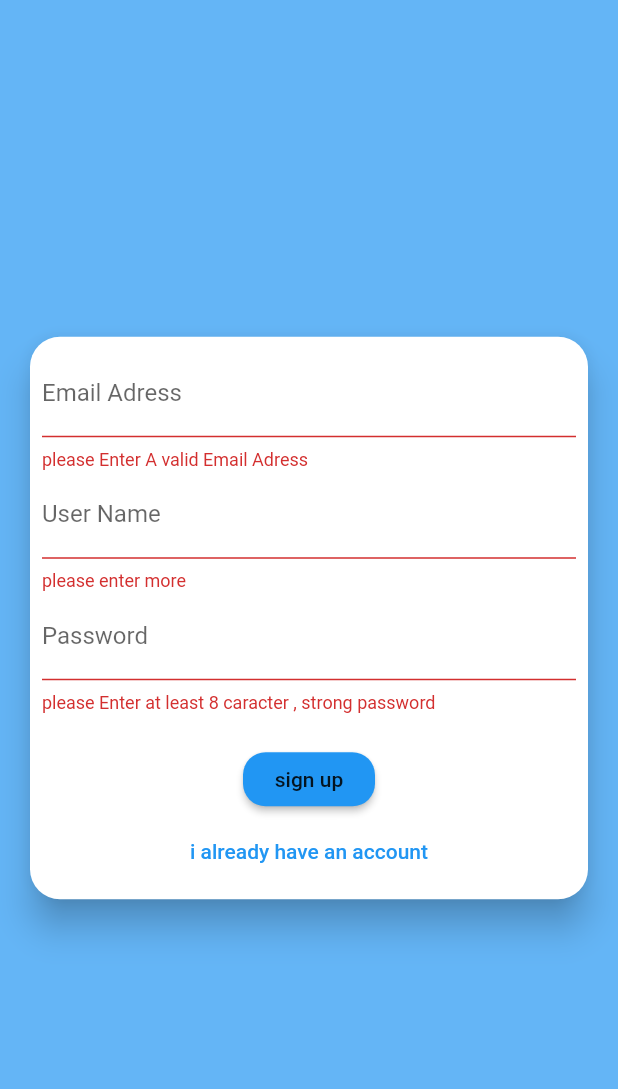
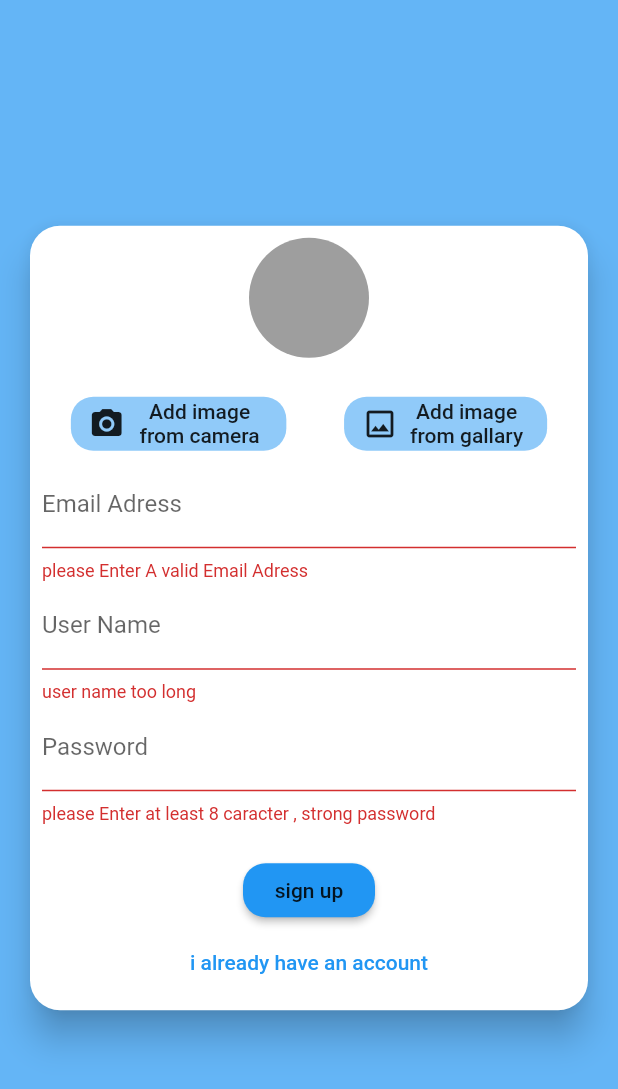
Before and after one commit to Abdo2021-a/ChatApp, a Flutter app: the screen it shows after launch, after a tap on "login", after a tap on "create an account", after a tap on "sign up", on a phone screen of 412 x 824 dp. Shown: the top 1089 px of the screen. Run offline on Flutter 3.47's test engine with Material 2 defaults, Android fonts, the phone set to English and light mode, and no system bars; our stand-ins replace cloud_firestore, firebase_auth, firebase_core, firebase_storage, fluttertoast, image_picker; accounts and stored records are empty.

```diff
--- a/lib/Service/auth_login_signup.dart
+++ b/lib/Service/auth_login_signup.dart
@@ -1,11 +1,17 @@
+import 'dart:io';
+
+import 'package:chatapp/View/AuthScreen/auth_screen_viewmodel.dart';
 import 'package:cloud_firestore/cloud_firestore.dart';
 import 'package:flutter/material.dart';
 import 'package:fluttertoast/fluttertoast.dart';
 import 'package:flutter/cupertino.dart';
 import 'package:firebase_auth/firebase_auth.dart';
+import 'package:firebase_storage/firebase_storage.dart';
+import 'package:provider/provider.dart';
 
 class Auth {
   static authLoginSignup({
+    File userimage,
     String email,
     String password,
     String username,
@@ -23,6 +29,13 @@ class Auth {
       } else {
         UserCredential userCredential = await auth
             .createUserWithEmailAndPassword(email: email, password: password);
+        final ref = await FirebaseStorage.instance
+            .ref()
+            .child("User_image")
+            .child("${userCredential.user.uid + ".jpg"}");
+        await ref.putFile(userimage);
+        final urlpicture = await ref.getDownloadURL();
+
         FirebaseFirestore.instance
             .collection("users")
             .doc(userCredential.user.uid)
@@ -30,6 +43,7 @@ class Auth {
           "email": email,
           "username": username,
           "password": password,
+          "imageurl": urlpicture,
         });
       }
     } on FirebaseAuthException catch (e) {
--- /dev/null
+++ b/lib/View/AuthScreen/auth_screen_viewmodel.dart
@@ -0,0 +1,8 @@
+import 'dart:io';
+
+import 'package:flutter/cupertino.dart';
+import 'package:provider/provider.dart';
+
+class AuthDataProvider with ChangeNotifier {
+  File pickedimage;
+}
--- a/lib/Widgets/auth_screen_widget.dart
+++ b/lib/Widgets/auth_screen_widget.dart
@@ -1,5 +1,10 @@
+import 'dart:io';
+
 import 'package:chatapp/Service/auth_login_signup.dart';
+import 'package:chatapp/View/AuthScreen/auth_screen_viewmodel.dart';
+import 'package:chatapp/Widgets/upload_image.dart';
 import 'package:flutter/material.dart';
+import 'package:provider/provider.dart';
 
 class AuthScreenWidget extends StatefulWidget {
   @override
@@ -7,12 +12,19 @@ class AuthScreenWidget extends StatefulWidget {
 }
 
 class _AuthScreenWidgetState extends State<AuthScreenWidget> {
+  TextEditingController _emailcontroller = TextEditingController();
+  TextEditingController _passcontroller = TextEditingController();
+
+  TextEditingController _usernamecontroller = TextEditingController();
+
   final _formkey = GlobalKey<FormState>();
   bool _islogin = true;
   String _email = "";
   String _username = "";
   String _password = "";
   bool isloading = false;
+  File imageuser;
+
   @override
   Widget build(BuildContext context) {
     return Center(
@@ -26,7 +38,9 @@ class _AuthScreenWidgetState extends State<AuthScreenWidget> {
             child: Padding(
               padding: const EdgeInsets.all(8.0),
               child: Column(children: [
+                if (!_islogin) UploadImage(),
                 TextFormField(
+                  controller: _emailcontroller,
                   onSaved: (value) {
                     print("email $value");
                     _email = value;
@@ -44,6 +58,7 @@ class _AuthScreenWidgetState extends State<AuthScreenWidget> {
                 ),
                 if (_islogin == false)
                   TextFormField(
+                    controller: _usernamecontroller,
                     onSaved: (value) {
                       print("user name $value");
                       setState(() {
@@ -51,8 +66,8 @@ class _AuthScreenWidgetState extends State<AuthScreenWidget> {
                       });
                     },
                     validator: (value) {
-                      if (value.isEmpty || value.length < 7) {
-                        return "please enter more";
+                      if (value.isEmpty || value.length > 11) {
+                        return "user name too long ";
                       }
                       return null;
                     },
@@ -60,6 +75,7 @@ class _AuthScreenWidgetState extends State<AuthScreenWidget> {
                     keyboardType: TextInputType.emailAddress,
                   ),
                 TextFormField(
+                  controller: _passcontroller,
                   onSaved: (value) {
                     print("pass $value");
                     _password = value;
@@ -82,13 +98,30 @@ class _AuthScreenWidgetState extends State<AuthScreenWidget> {
                   RaisedButton(
                     onPressed: () async {
                       FocusScope.of(context).unfocus();
+
+                      if (!_islogin) {
+                        imageuser = Provider.of<AuthDataProvider>(context,
+                                listen: false)
+                            .pickedimage;
+
+                        print(imageuser);
+                      }
+
                       if (_formkey.currentState.validate()) {
+                        if (imageuser == null && _islogin == false) {
+                          Scaffold.of(context).showSnackBar(SnackBar(
+                            content: Text("please choose image"),
+                            backgroundColor: Colors.black26,
+                          ));
+                          return;
+                        }
                         _formkey.currentState.save();
                         setState(() {
                           isloading = true;
                         });
                         try {
                           await Auth.authLoginSignup(
+                            userimage: imageuser,
                             ctx: context,
                             email: _email,
                             password: _password,
@@ -107,6 +140,9 @@ class _AuthScreenWidgetState extends State<AuthScreenWidget> {
                 FlatButton(
                   textColor: Theme.of(context).primaryColor,
                   onPressed: () {
+                    _emailcontroller.clear();
+                    _passcontroller.clear();
+                    _usernamecontroller.clear();
                     setState(() {
                       _islogin = !_islogin;
                     });
--- /dev/null
+++ b/lib/Widgets/upload_image.dart
@@ -0,0 +1,84 @@
+import 'dart:io';
+import 'package:chatapp/View/AuthScreen/auth_screen_viewmodel.dart';
+import 'package:provider/provider.dart';
+
+import 'package:cloud_firestore/cloud_firestore.dart';
+import 'package:flutter/material.dart';
+import 'package:image_picker/image_picker.dart';
+
+class UploadImage extends StatefulWidget {
+  @override
+  _UploadImageState createState() => _UploadImageState();
+}
+
+class _UploadImageState extends State<UploadImage> {
+  File _pickedimage;
+  final ImagePicker _imagePicker = ImagePicker();
+  _pickimage(ImageSource src) async {
+    final takeimage = await _imagePicker.getImage(source: src);
+
+    if (takeimage != null) {
+      setState(() {
+        _pickedimage = File(takeimage.path);
+
+        Provider.of<AuthDataProvider>(context, listen: false).pickedimage =
+            _pickedimage;
+        print("   choosen path image  $_pickedimage");
+        print(
+            " choosen path image${Provider.of<AuthDataProvider>(context, listen: false).pickedimage}");
+      });
+    } else {
+      print("no image selected");
+      Scaffold.of(context).showSnackBar(SnackBar(
+        content: Text("no image selected"),
+        backgroundColor: Colors.black26,
+
+//         Theme.of(ctx).splashColor,
+      ));
+    }
+  }
+
+  @override
+  Widget build(BuildContext context) {
+    return Container(
+      child: Column(
+        children: [
+          CircleAvatar(
+            backgroundImage:
+                _pickedimage != null ? FileImage(_pickedimage) : null,
+            backgroundColor: Colors.grey,
+            radius: 40,
+          ),
+          SizedBox(
+            height: 20,
+          ),
+          Row(
+            mainAxisAlignment: MainAxisAlignment.spaceAround,
+            children: [
+              FlatButton.icon(
+                  color: Theme.of(context).backgroundColor,
+                  onPressed: () {
+                    _pickimage(ImageSource.camera);
+                  },
+                  icon: Icon(Icons.photo_camera),
+                  label: Text("Add image \nfrom camera ",
+                      style: TextStyle(color: Colors.black87),
+                      textAlign: TextAlign.center)),
+              FlatButton.icon(
+                  color: Theme.of(context).backgroundColor,
+                  onPressed: () {
+                    _pickimage(ImageSource.gallery);
+                  },
+                  icon: Icon(Icons.image_outlined),
+                  label: Text(
+                    "Add image \nfrom gallary",
+                    textAlign: TextAlign.center,
+                    style: TextStyle(color: Colors.black87),
+                  )),
+            ],
+          )
+        ],
+      ),
+    );
+  }
+}
--- a/lib/main.dart
+++ b/lib/main.dart
@@ -1,14 +1,23 @@
+import 'dart:developer';
+
 import 'package:firebase_auth/firebase_auth.dart';
 import 'package:firebase_core/firebase_core.dart';
 import 'package:flutter/material.dart';
+import 'package:provider/provider.dart';
 
 import 'View/AuthScreen/auth_screen.dart';
+import 'View/AuthScreen/auth_screen_viewmodel.dart';
 import 'View/ChatScreen/chat_screen.dart';
 
 void main() async {
   WidgetsFlutterBinding.ensureInitialized();
   await Firebase.initializeApp();
-  runApp(MyApp());
+  runApp(MultiProvider(
+    providers: [
+      ChangeNotifierProvider(create: (_) => AuthDataProvider()),
+    ],
+    child: MyApp(),
+  ));
 }
 
 class MyApp extends StatelessWidget {
--- a/pubspec.yaml
+++ b/pubspec.yaml
@@ -31,6 +31,9 @@ dependencies:
   cloud_firestore: "^0.16.0+1"
   firebase_auth: "^0.20.1"
   fluttertoast: ^8.0.8
+  image_picker: ^0.6.7+22
+  provider: ^6.0.0
+  firebase_storage: "^7.0.0"
 
 dev_dependencies:
   flutter_test:
```
Also changed, not shown: lib/View/ChatScreen/chat_screen.dart (+12 -28 lines), lib/Widgets/msg_bubble.dart (added, +148 -0 lines), lib/Widgets/send_msg.dart (added, +74 -0 lines), lib/Widgets/view_msg.dart (added, +49 -0 lines), pubspec.lock.
